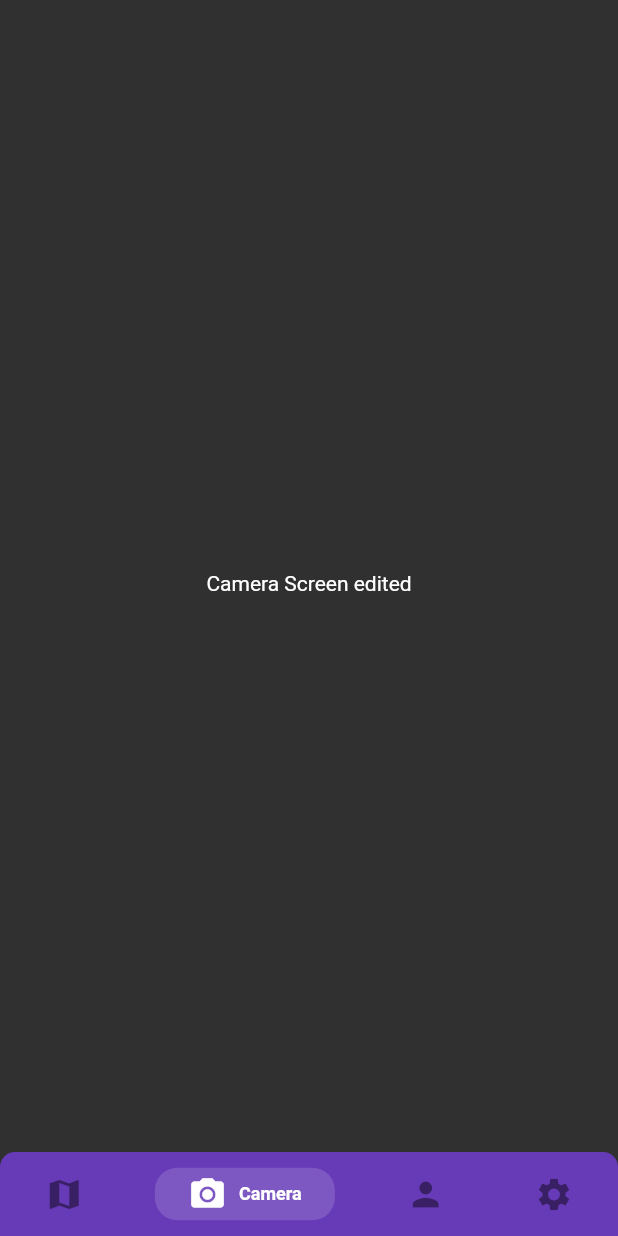
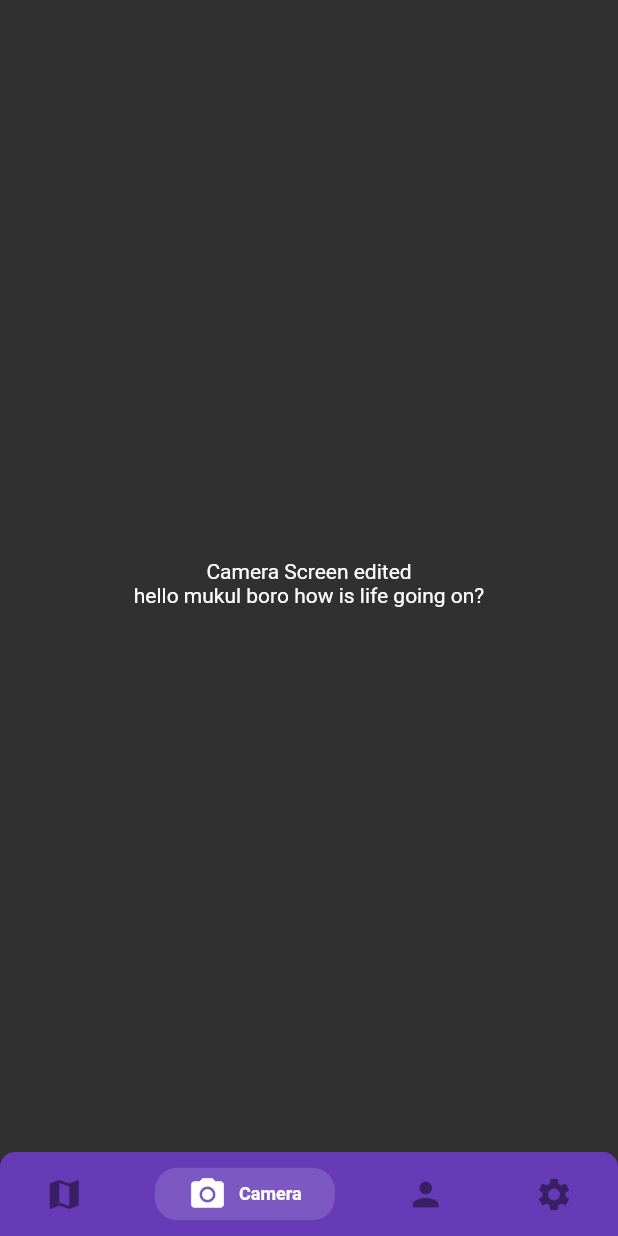
Before and after one commit to mukulboro/road-condition-detection-mobile-app, a Flutter app: the screen it shows after launch, item 2 of the bottom bar chosen, on a phone screen of 412 x 824 dp. Run offline on Flutter 3.47's test engine with Material 2 defaults, Android fonts, the phone set to English and light mode, and no system bars; drawn by our look-alikes of persistent_bottom_nav_bar.

Commit message:
2nd commit

```diff
--- a/lib/main.dart
+++ b/lib/main.dart
@@ -17,6 +17,7 @@ class MainApp extends StatelessWidget {
     bool isUserLoggedIn = true;
     if(isUserLoggedIn) {
       return MaterialApp(
+        debugShowCheckedModeBanner: false,
         title: 'Road Condition Mapping',
         theme: ThemeData(
           brightness: Brightness.light,
--- a/lib/screens/CameraScreen.dart
+++ b/lib/screens/CameraScreen.dart
@@ -22,7 +22,8 @@ class _CameraScreenState extends State<CameraScreen> {
           mainAxisAlignment: MainAxisAlignment.center,
           crossAxisAlignment: CrossAxisAlignment.center,
           children: const <Widget> [
-            Text("Camera Screen edited")
+            Text("Camera Screen edited"),
+            Text("hello mukul boro how is life going on?")
           ],
         ),
       ),
```
